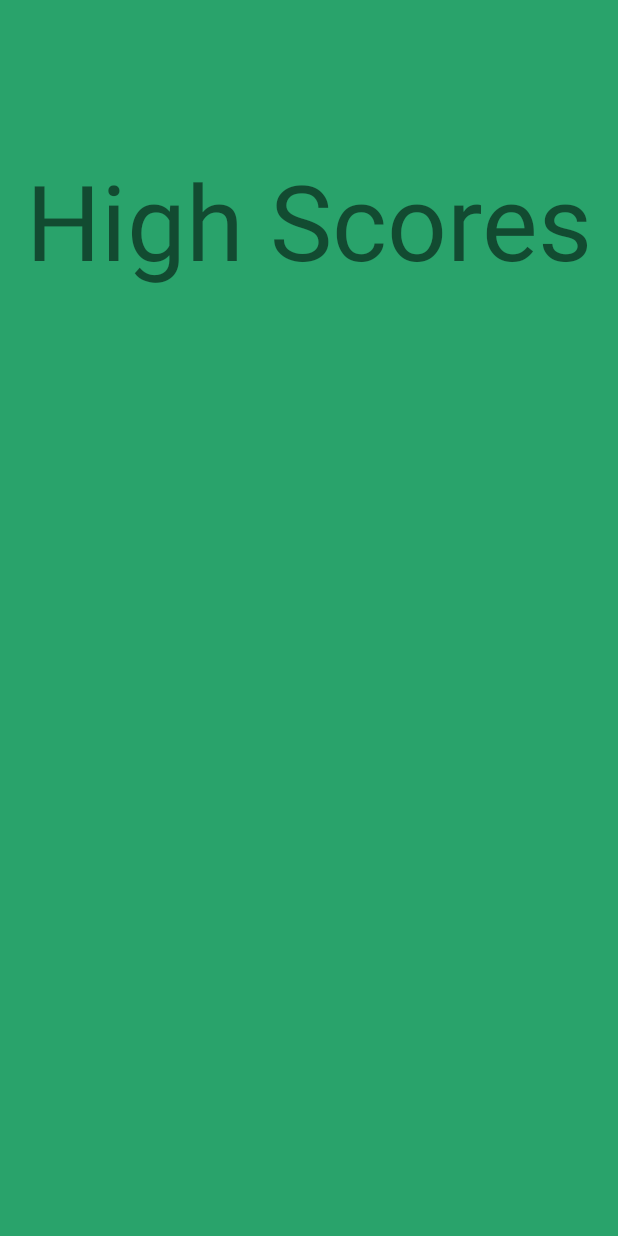
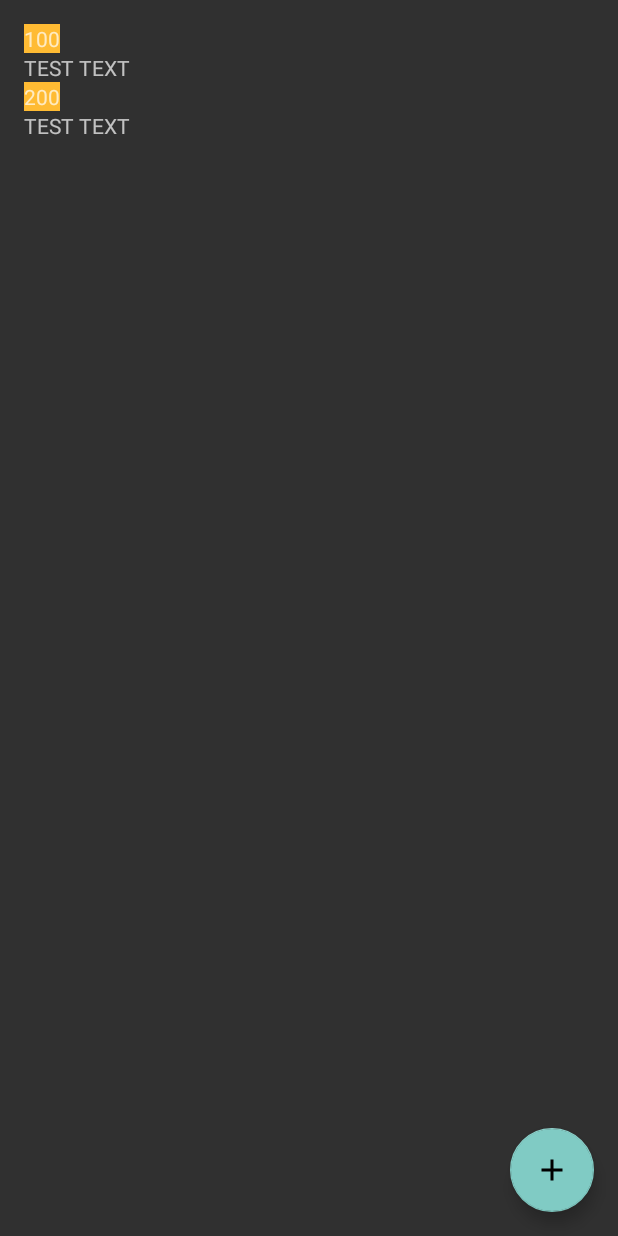
Before and after one commit to MattZim2000/Voltorb_Flip, an Android app built with Jetpack Compose: the screen it shows after launch (MainActivity before the commit, ScoreActivity after it), after a tap on "HIGH SCORES", on a phone screen of 412 x 824 dp. Run offline under Robolectric (Android 15) with nearby library versions, the phone set to English and light mode, and no system bars; our stand-ins replace Room's generated code.

Commit message:
score db added

```diff
--- a/app/src/main/java/com/example/voltorbflip/MainActivity.kt
+++ b/app/src/main/java/com/example/voltorbflip/MainActivity.kt
@@ -29,7 +29,10 @@ class MainActivity : ComponentActivity() {
 
         //switch to high score layout on click
         val highScoreButton: Button = findViewById(R.id.score_button)
-        highScoreButton.setOnClickListener { setContentView(R.layout.high_scores) }
+        highScoreButton.setOnClickListener {
+            val intent = Intent(this@MainActivity, ScoreActivity::class.java)
+            startActivity(intent)
+         }
 
 
         //temp button to test the dynamic button builder
--- /dev/null
+++ b/app/src/main/java/com/example/voltorbflip/Score.kt
@@ -0,0 +1,11 @@
+package com.example.voltorbflip
+
+import androidx.room.ColumnInfo
+import androidx.room.Entity
+import androidx.room.PrimaryKey
+
+@Entity(tableName = "high_scores")
+class Score(
+    @PrimaryKey(autoGenerate = true) val id: Int,
+    @ColumnInfo(name="score") val score: Int
+)
--- /dev/null
+++ b/app/src/main/java/com/example/voltorbflip/ScoreActivity.kt
@@ -0,0 +1,57 @@
+package com.example.voltorbflip
+
+import android.app.Activity
+import android.content.Intent
+import android.os.Bundle
+import android.widget.Toast
+import androidx.activity.ComponentActivity
+import androidx.activity.viewModels
+import androidx.appcompat.app.AppCompatActivity
+import androidx.databinding.DataBindingUtil.setContentView
+import androidx.recyclerview.widget.LinearLayoutManager
+import androidx.recyclerview.widget.RecyclerView
+import androidx.fragment.app.Fragment
+import com.google.android.material.floatingactionbutton.FloatingActionButton
+
+class ScoreActivity : ComponentActivity() {
+    private val newScoreActivityRequestCode = 1
+    private val scoreViewModel: ScoreViewModel by viewModels {
+        ScoreViewModelFactory((application as ScoresApplication).repository)
+    }
+    override fun onCreate(savedInstanceState: Bundle?) {
+        super.onCreate(savedInstanceState)
+        setContentView(R.layout.high_scores)
+
+        val recyclerView = findViewById<RecyclerView>(R.id.recyclerview)
+        val adapter = ScoreListAdapter()
+        recyclerView.layoutManager = LinearLayoutManager(this)
+        recyclerView.adapter = adapter
+
+
+        scoreViewModel.allScores.observe(this) { scores ->
+            scores.let { adapter.submitList(it) }
+        }
+
+        val fab = findViewById<FloatingActionButton>(R.id.fab)
+        fab.setOnClickListener {
+            val intent = Intent(this@ScoreActivity, NewScoreActivity::class.java)
+            startActivityForResult(intent, newScoreActivityRequestCode)
+        }
+    }
+    override fun onActivityResult(requestCode: Int, resultCode: Int, intentData: Intent?) {
+        super.onActivityResult(requestCode, resultCode, intentData)
+
+        if (requestCode == newScoreActivityRequestCode && resultCode == Activity.RESULT_OK) {
+            intentData?.getStringExtra(NewScoreActivity.EXTRA_REPLY)?.let { reply ->
+                val score = Score(12, reply.toInt())
+                scoreViewModel.insert(score)
+            }
+        } else {
+            Toast.makeText(
+                applicationContext,
+                "Empty not saved",
+                Toast.LENGTH_LONG
+            ).show()
+        }
+    }
+}
--- /dev/null
+++ b/app/src/main/java/com/example/voltorbflip/ScoreDao.kt
@@ -0,0 +1,19 @@
+package com.example.voltorbflip
+
+import androidx.room.Dao
+import androidx.room.Insert
+import androidx.room.OnConflictStrategy
+import androidx.room.Query
+import kotlinx.coroutines.flow.Flow
+
+@Dao
+interface ScoreDao {
+    @Query("SELECT * FROM high_scores ORDER BY score ASC")
+    fun getSortedScores(): Flow<List<Score>>
+
+    @Insert(onConflict = OnConflictStrategy.REPLACE)
+    suspend fun insert(score: Score)
+
+    @Query("DELETE FROM high_scores")
+    suspend fun deleteAll()
+}
--- /dev/null
+++ b/app/src/main/java/com/example/voltorbflip/ScoreListAdapter.kt
@@ -0,0 +1,50 @@
+package com.example.voltorbflip
+
+import android.view.LayoutInflater
+import android.view.View
+import android.view.ViewGroup
+import android.widget.TextView
+import androidx.recyclerview.widget.DiffUtil
+import androidx.recyclerview.widget.ListAdapter
+
+import androidx.recyclerview.widget.RecyclerView
+
+class ScoreListAdapter : ListAdapter<Score, ScoreListAdapter.ScoreViewHolder>(SCORE_COMPARATOR) {
+
+    override fun onCreateViewHolder(parent: ViewGroup, viewType: Int): ScoreViewHolder {
+        return ScoreViewHolder.create(parent)
+    }
+
+    override fun onBindViewHolder(holder: ScoreViewHolder, position: Int) {
+        val current = getItem(position)
+        holder.bind(current.score.toString())
+    }
+
+    class ScoreViewHolder(itemView: View) : RecyclerView.ViewHolder(itemView) {
+        private val scoreItemView: TextView = itemView.findViewById(R.id.itemTextView)
+
+        fun bind(text: String) {
+            scoreItemView.text = text
+        }
+
+        companion object {
+            fun create(parent: ViewGroup): ScoreViewHolder {
+                val view: View = LayoutInflater.from(parent.context)
+                    .inflate(R.layout.recyclerview_item, parent, false)
+                return ScoreViewHolder(view)
+            }
+        }
+    }
+
+    companion object {
+        private val SCORE_COMPARATOR = object : DiffUtil.ItemCallback<Score>() {
+            override fun areItemsTheSame(oldItem: Score, newItem: Score): Boolean {
+                return oldItem === newItem
+            }
+
+            override fun areContentsTheSame(oldItem: Score, newItem: Score): Boolean {
+                return oldItem.score == newItem.score
+            }
+        }
+    }
+}
--- /dev/null
+++ b/app/src/main/java/com/example/voltorbflip/ScoreRepository.kt
@@ -0,0 +1,22 @@
+package com.example.voltorbflip
+
+import androidx.annotation.WorkerThread
+import kotlinx.coroutines.flow.Flow
+
+// Declares the DAO as a private property in the constructor. Pass in the DAO
+// instead of the whole database, because you only need access to the DAO
+class ScoreRepository(private val scoreDao: ScoreDao) {
+
+    // Room executes all queries on a separate thread.
+    // Observed Flow will notify the observer when the data has changed.
+    val allScores: Flow<List<Score>> = scoreDao.getSortedScores()
+
+    // By default Room runs suspend queries off the main thread, therefore, we don't need to
+    // implement anything else to ensure we're not doing long running database work
+    // off the main thread.
+    @Suppress("RedundantSuspendModifier")
+    @WorkerThread
+    suspend fun insert(score: Score) {
+        scoreDao.insert(score)
+    }
+}
--- /dev/null
+++ b/app/src/main/java/com/example/voltorbflip/ScoreRoomDatabase.kt
@@ -0,0 +1,67 @@
+package com.example.voltorbflip
+
+import android.content.Context
+import android.util.Log
+import android.widget.Toast
+import androidx.room.Dao
+import androidx.room.Database
+import androidx.room.Room
+import androidx.room.RoomDatabase
+import androidx.sqlite.db.SupportSQLiteDatabase
+import kotlinx.coroutines.CoroutineScope
+import kotlinx.coroutines.launch
+
+// Annotates class to be a Room Database with a table (entity) of the Word class
+@Database(entities = arrayOf(Score::class), version = 1, exportSchema = false)
+abstract class ScoreRoomDatabase : RoomDatabase() {
+
+    abstract fun scoreDao(): ScoreDao
+
+    private class ScoreDatabaseCallback(
+        private val scope: CoroutineScope
+    ) : RoomDatabase.Callback() {
+
+        override fun onCreate(db: SupportSQLiteDatabase) {
+            super.onCreate(db)
+            INSTANCE?.let { database ->
+                scope.launch {
+                    var scoreDao = database.scoreDao()
+
+                    // Delete all content here.
+                    scoreDao.deleteAll()
+
+                    // Add sample words.
+                    var score = Score(1, 100)
+                    scoreDao.insert(score)
+                    score = Score(2, 200)
+                    scoreDao.insert(score)
+                }
+            }
+        }
+    }
+
+    companion object {
+        @Volatile
+        private var INSTANCE: ScoreRoomDatabase? = null
+
+        fun getDatabase(
+            context: Context,
+            scope: CoroutineScope
+        ): ScoreRoomDatabase {
+            // if the INSTANCE is not null, then return it,
+            // if it is, then create the database
+            return INSTANCE ?: synchronized(this) {
+                val instance = Room.databaseBuilder(
+                    context.applicationContext,
+                    ScoreRoomDatabase::class.java,
+                    "word_database"
+                )
+                    .addCallback(ScoreDatabaseCallback(scope))
+                    .build()
+                INSTANCE = instance
+                // return instance
+                instance
+            }
+        }
+    }
+}
--- /dev/null
+++ b/app/src/main/java/com/example/voltorbflip/ScoreViewModel.kt
@@ -0,0 +1,27 @@
+package com.example.voltorbflip
+
+import androidx.lifecycle.LiveData
+import androidx.lifecycle.ViewModel
+import androidx.lifecycle.ViewModelProvider
+import androidx.lifecycle.asLiveData
+import androidx.lifecycle.viewModelScope
+import kotlinx.coroutines.launch
+
+class ScoreViewModel(private val repository: ScoreRepository) : ViewModel() {
+    val allScores: LiveData<List<Score>> = repository.allScores.asLiveData()
+
+    fun insert(score: Score) = viewModelScope.launch {
+        repository.insert(score)
+    }
+}
+
+class ScoreViewModelFactory(private val repository: ScoreRepository) : ViewModelProvider.Factory {
+    override fun <T: ViewModel> create(modelClass: Class<T>): T {
+        if(modelClass.isAssignableFrom(ScoreViewModel::class.java)) {
+            @Suppress("UNCHECKED_CAST")
+            return ScoreViewModel(repository) as T
+        }
+
+        throw IllegalArgumentException("Unknown ViewModel Class")
+    }
+}
--- /dev/null
+++ b/app/src/main/java/com/example/voltorbflip/ScoresApplication.kt
@@ -0,0 +1,13 @@
+package com.example.voltorbflip
+
+import android.app.Application
+import kotlinx.coroutines.CoroutineScope
+import kotlinx.coroutines.SupervisorJob
+
+class ScoresApplication : Application() {
+    val applicationScope = CoroutineScope(SupervisorJob())
+    // Using by lazy so the database and the repository are only created when they're needed
+    // rather than when the application starts
+    val database by lazy { ScoreRoomDatabase.getDatabase(this, applicationScope) }
+    val repository by lazy { ScoreRepository(database.scoreDao()) }
+    }
--- /dev/null
+++ b/app/src/main/res/drawable/baseline_add_24.xml
@@ -0,0 +1,5 @@
+<vector android:height="24dp" android:tint="#000000"
+    android:viewportHeight="24" android:viewportWidth="24"
+    android:width="24dp" xmlns:android="http://schemas.android.com/apk/res/android">
+    <path android:fillColor="@android:color/white" android:pathData="M19,13h-6v6h-2v-6H5v-2h6V5h2v6h6v2z"/>
+</vector>
--- a/app/src/main/res/layout/high_scores.xml
+++ b/app/src/main/res/layout/high_scores.xml
@@ -1,17 +1,29 @@
-<?xml version="1.0" encoding="utf-8"?>
-<LinearLayout xmlns:android="http://schemas.android.com/apk/res/android"
-    android:id="@+id/high_scores"
+<androidx.constraintlayout.widget.ConstraintLayout
+    xmlns:android="http://schemas.android.com/apk/res/android"
+    xmlns:app="http://schemas.android.com/apk/res-auto"
+    xmlns:tools="http://schemas.android.com/tools"
     android:layout_width="match_parent"
     android:layout_height="match_parent"
-    android:background="@color/background_green"
-    android:orientation="vertical">
+    tools:context=".MainActivity">
 
-    <TextView
-        android:id="@+id/high_score_title"
-        android:layout_width="match_parent"
+    <androidx.recyclerview.widget.RecyclerView
+        android:id="@+id/recyclerview"
+        android:layout_width="0dp"
+        android:layout_height="0dp"
+        tools:listitem="@layout/recyclerview_item"
+        android:padding="@dimen/big_padding"
+        app:layout_constraintBottom_toBottomOf="parent"
+        app:layout_constraintLeft_toLeftOf="parent"
+        app:layout_constraintRight_toRightOf="parent"
+        app:layout_constraintTop_toTopOf="parent" />
+
+    <com.google.android.material.floatingactionbutton.FloatingActionButton
+        android:id="@+id/fab"
+        android:layout_width="wrap_content"
         android:layout_height="wrap_content"
-        android:layout_marginTop="100dp"
-        android:gravity="center_horizontal"
-        android:text="High Scores"
-        android:textSize="70sp" />
-</LinearLayout>
+        app:layout_constraintBottom_toBottomOf="parent"
+        app:layout_constraintEnd_toEndOf="parent"
+        android:layout_margin="16dp"
+        android:src="@drawable/baseline_add_24"/>
+
+</androidx.constraintlayout.widget.ConstraintLayout>
--- /dev/null
+++ b/app/src/main/res/layout/recyclerview_item.xml
@@ -0,0 +1,16 @@
+<?xml version="1.0" encoding="utf-8"?>
+<LinearLayout xmlns:android="http://schemas.android.com/apk/res/android"
+    android:orientation="vertical"
+    android:layout_width="match_parent"
+    android:layout_height="wrap_content">
+
+    <TextView
+        android:id="@+id/itemTextView"
+        android:layout_width="wrap_content"
+        android:layout_height="wrap_content"
+        android:background="@android:color/holo_orange_light" />
+    <TextView
+        android:layout_width="wrap_content"
+        android:layout_height="wrap_content"
+        android:text="TEST TEXT"/>
+</LinearLayout>
--- /dev/null
+++ b/app/src/main/res/values/dimens.xml
@@ -0,0 +1,6 @@
+<?xml version="1.0" encoding="utf-8"?>
+<resources>
+    <dimen name="button_width">60</dimen>
+    <dimen name="button_height">75</dimen>
+    <dimen name="big_padding">16dp</dimen>
+</resources>
--- a/build.gradle
+++ b/build.gradle
@@ -3,4 +3,5 @@ plugins {
     id 'com.android.application' version '8.0.2' apply false
     id 'com.android.library' version '8.0.2' apply false
     id 'org.jetbrains.kotlin.android' version '1.9.0' apply false
+    id("com.google.devtools.ksp") version "1.9.0-1.0.12" apply false
 }
```
Also changed, not shown: app/build.gradle (+23 -0 lines), app/src/main/AndroidManifest.xml (+10 -6 lines), app/src/main/java/com/example/voltorbflip/NewScoreActivity.kt (added, +36 -0 lines), app/src/main/res/layout/activity_new_score.xml (added, +26 -0 lines).
